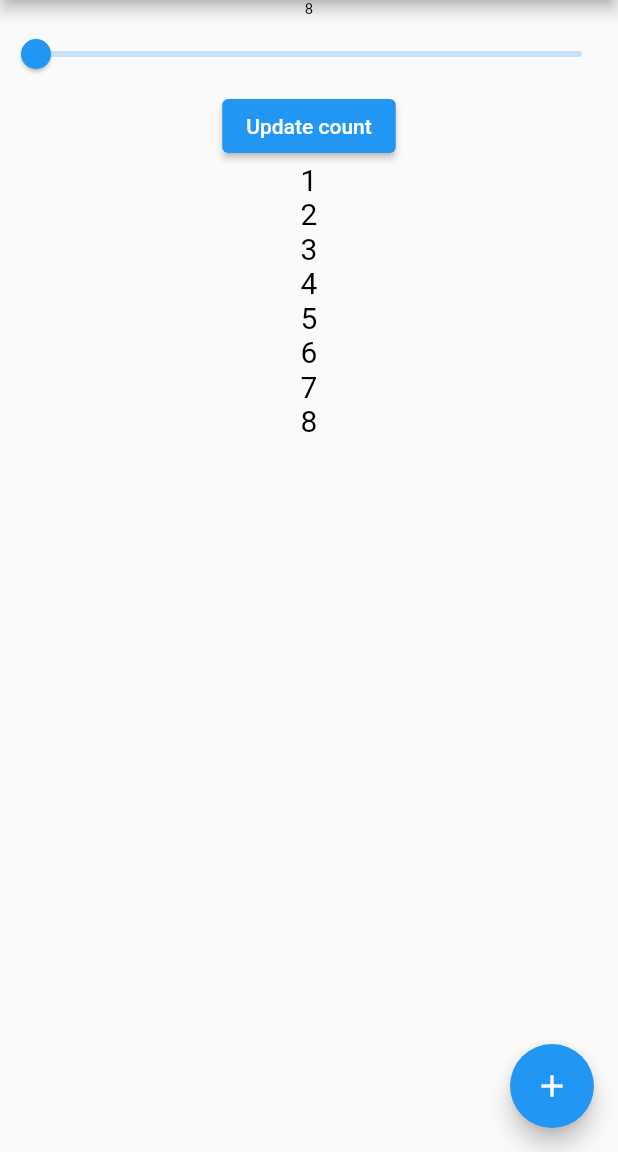
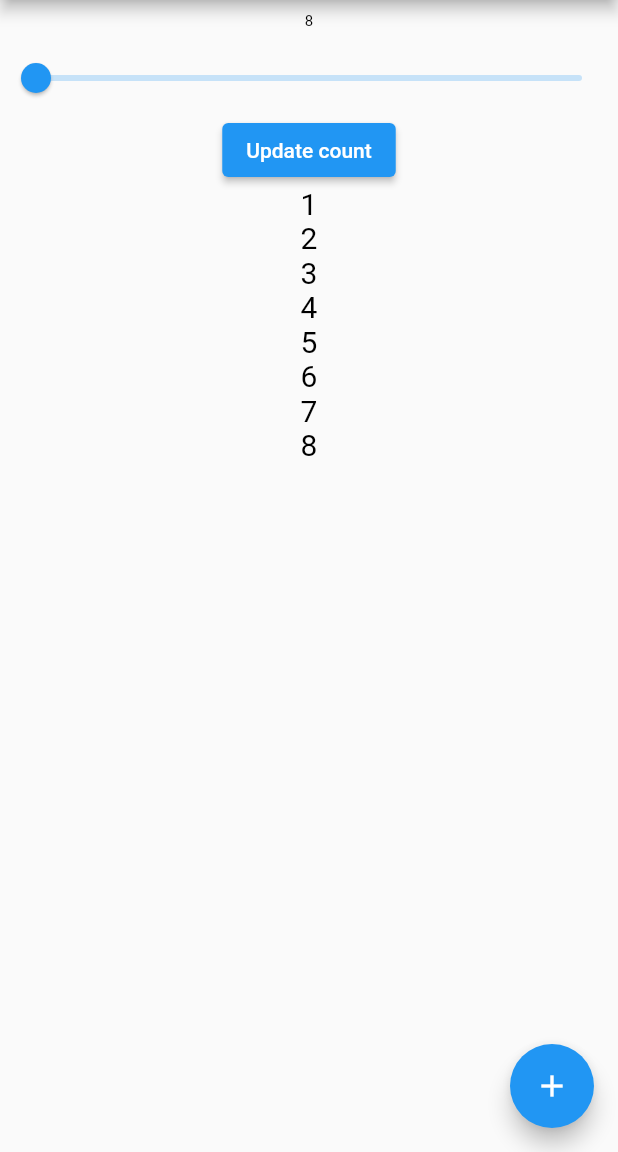
Before and after one commit to Oliul-Hasnat-Rafi/provider_demo, a Flutter app: the screen it shows after launch, on a phone screen of 412 x 824 dp, the part 84-1236 px from its top. Run offline on Flutter 3.47's test engine with Material 2 defaults, Android fonts, the phone set to English and light mode, and no system bars.

Commit message:
Initial commit

```diff
--- a/lib/Home.dart
+++ b/lib/Home.dart
@@ -27,9 +27,12 @@ class _HomeState extends State<Home> {
         ),
         body: Column(
           children: [
-            Text(
-              Updatecountmodel.number.last.toString(),
-              style: TextStyle(fontSize: Updatecountmodel.fontsize, color: Colors.black),
+            Padding(
+              padding: const EdgeInsets.all(8.0),
+              child: Text(
+                Updatecountmodel.number.last.toString(),
+                style: TextStyle(fontSize: Updatecountmodel.fontsize, color: Colors.black),
+              ),
             ),
 
             Slider(
```
